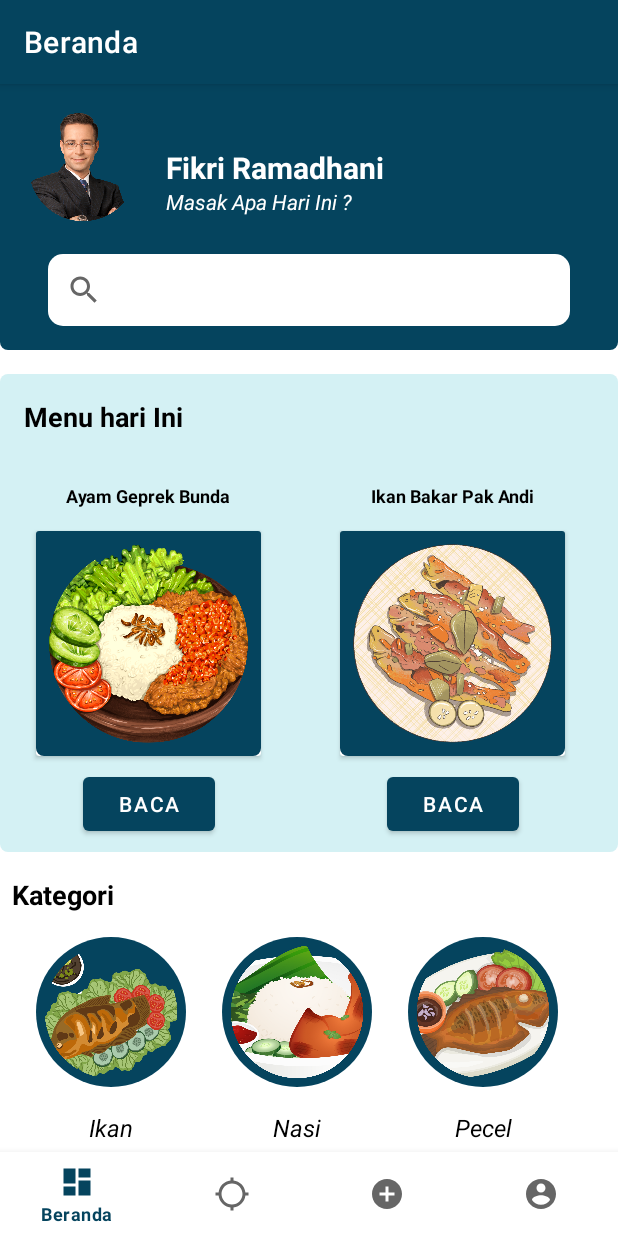
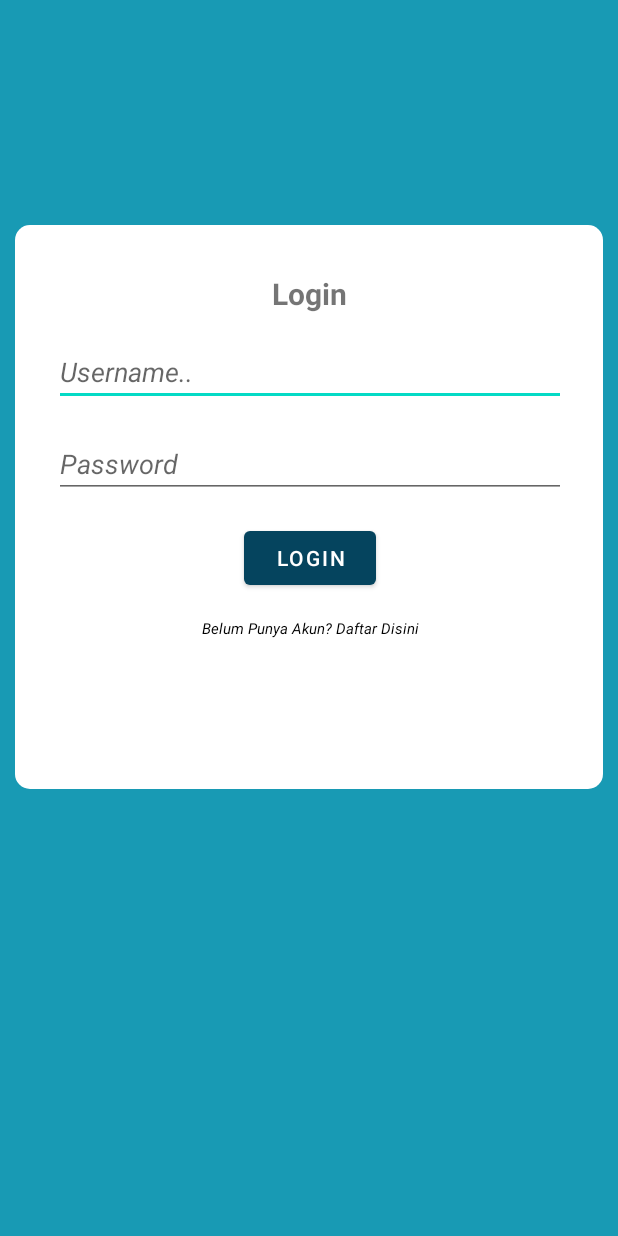
Before and after one commit to HiBwa/app-resep-mobile, an Android app: the screen it shows after launch (MainActivity before the commit, LoginActivity after it), on a phone screen of 412 x 824 dp. Run offline under Robolectric (Android 15) with nearby library versions, the phone set to English and light mode, and no system bars.

Commit message:
login logout

```diff
--- /dev/null
+++ b/app/src/main/java/com/fikri/resepmasakan/LoginActivity.kt
@@ -0,0 +1,36 @@
+package com.fikri.resepmasakan
+
+import android.content.Intent
+import android.os.Bundle
+import android.view.View
+import android.widget.Button
+import android.widget.EditText
+import android.widget.TextView
+import androidx.appcompat.app.AppCompatActivity
+import com.fikri.resepmasakan.ui.home.HomeFragment
+import com.fikri.resepmasakan.ui.profil.ProfilFragment
+
+class LoginActivity :AppCompatActivity() {
+    override fun onCreate(savedInstanceState: Bundle?) {
+        super.onCreate(savedInstanceState)
+        setContentView(R.layout.login)
+
+        val usernameEdit  = findViewById<EditText>(R.id.editTextText2)
+        val passwordEdit  = findViewById<EditText>(R.id.editTextTextPassword2)
+        val loginButton = findViewById<Button>(R.id.button3)
+        val register = findViewById<TextView>(R.id.textView18)
+
+        loginButton.setOnClickListener(View.OnClickListener {
+            val username = usernameEdit.text.toString()
+            val password = passwordEdit.text.toString()
+            val login = Intent(this, MainActivity::class.java)
+            startActivity(login)
+        })
+        register.setOnClickListener(View.OnClickListener {
+            val register = Intent(this, RegisterActivity::class.java)
+            startActivity(register)
+        })
+
+    }
+
+}
--- a/app/src/main/java/com/fikri/resepmasakan/MainActivity.kt
+++ b/app/src/main/java/com/fikri/resepmasakan/MainActivity.kt
@@ -32,7 +32,7 @@ class MainActivity : AppCompatActivity() {
                 R.id.navigation_notifications
             )
         )
-        setupActionBarWithNavController(navController, appBarConfiguration)
+
         navView.setupWithNavController(navController)
     }
 }
--- /dev/null
+++ b/app/src/main/res/drawable/login.xml
@@ -0,0 +1,6 @@
+<?xml version="1.0" encoding="utf-8"?>
+<shape xmlns:android="http://schemas.android.com/apk/res/android">
+    <corners android:radius="10dp"/>
+    <solid android:color="@color/white"/>
+
+</shape>
--- /dev/null
+++ b/app/src/main/res/drawable/logout.xml
@@ -0,0 +1,5 @@
+<vector android:autoMirrored="true" android:height="24dp"
+    android:tint="#FFFFFF" android:viewportHeight="24"
+    android:viewportWidth="24" android:width="24dp" xmlns:android="http://schemas.android.com/apk/res/android">
+    <path android:fillColor="@android:color/white" android:pathData="M17,7l-1.41,1.41L18.17,11H8v2h10.17l-2.58,2.58L17,17l5,-5zM4,5h8V3H4c-1.1,0 -2,0.9 -2,2v14c0,1.1 0.9,2 2,2h8v-2H4V5z"/>
+</vector>
--- /dev/null
+++ b/app/src/main/res/drawable/logout2.xml
@@ -0,0 +1,5 @@
+<vector android:autoMirrored="true" android:height="30dp"
+    android:tint="#FFFFFF" android:viewportHeight="24"
+    android:viewportWidth="24" android:width="30dp" xmlns:android="http://schemas.android.com/apk/res/android">
+    <path android:fillColor="@android:color/white" android:pathData="M10.09,15.59L11.5,17l5,-5 -5,-5 -1.41,1.41L12.67,11H3v2h9.67l-2.58,2.59zM19,3H5c-1.11,0 -2,0.9 -2,2v4h2V5h14v14H5v-4H3v4c0,1.1 0.89,2 2,2h14c1.1,0 2,-0.9 2,-2V5c0,-1.1 -0.9,-2 -2,-2z"/>
+</vector>
--- a/app/src/main/res/layout/fragment_home.xml
+++ b/app/src/main/res/layout/fragment_home.xml
@@ -5,7 +5,6 @@
     android:layout_width="match_parent"
     android:layout_height="match_parent"
     tools:context=".ui.home.HomeFragment">
-
     <ScrollView
         android:layout_width="match_parent"
         android:layout_height="match_parent">
--- /dev/null
+++ b/app/src/main/res/layout/login.xml
@@ -0,0 +1,107 @@
+<?xml version="1.0" encoding="utf-8"?>
+<androidx.constraintlayout.widget.ConstraintLayout xmlns:android="http://schemas.android.com/apk/res/android"
+    xmlns:app="http://schemas.android.com/apk/res-auto"
+    xmlns:tools="http://schemas.android.com/tools"
+    android:layout_width="match_parent"
+    android:background="@color/background1"
+    android:layout_height="match_parent">
+
+    <ScrollView
+        android:layout_width="match_parent"
+        android:layout_height="match_parent" >
+
+        <LinearLayout
+            android:layout_width="match_parent"
+            android:layout_height="wrap_content"
+            android:orientation="vertical">
+
+            <LinearLayout
+                android:layout_width="match_parent"
+                android:layout_height="match_parent"
+                android:orientation="vertical">
+
+                <LinearLayout
+                    android:layout_width="match_parent"
+                    android:layout_height="match_parent"
+                    android:orientation="vertical">
+
+                    <androidx.constraintlayout.widget.ConstraintLayout
+                        android:layout_width="match_parent"
+                        android:layout_height="match_parent"
+                        android:layout_marginStart="10dp"
+                        android:layout_marginEnd="10dp"
+                        android:background="@drawable/login"
+                        android:layout_marginTop="150dp">
+
+                        <Button
+                            android:id="@+id/button3"
+                            android:layout_width="wrap_content"
+                            android:layout_height="wrap_content"
+                            android:layout_marginTop="16dp"
+                            android:text="login"
+                            app:layout_constraintEnd_toEndOf="@+id/editTextTextPassword2"
+                            app:layout_constraintStart_toStartOf="@+id/editTextTextPassword2"
+                            app:layout_constraintTop_toBottomOf="@+id/editTextTextPassword2" />
+
+                        <EditText
+                            android:id="@+id/editTextTextPassword2"
+                            android:layout_width="wrap_content"
+                            android:layout_height="wrap_content"
+                            android:layout_marginTop="16dp"
+                            android:ems="16"
+                            android:inputType="textPassword"
+                            android:hint="Password"
+                            android:textStyle="italic"
+                            app:layout_constraintEnd_toEndOf="@+id/editTextText2"
+                            app:layout_constraintStart_toStartOf="@+id/editTextText2"
+                            app:layout_constraintTop_toBottomOf="@+id/editTextText2" />
+
+                        <TextView
+                            android:id="@+id/textView12"
+                            android:layout_width="wrap_content"
+                            android:layout_height="wrap_content"
+                            android:layout_marginStart="32dp"
+                            android:layout_marginTop="32dp"
+                            android:layout_marginEnd="32dp"
+                            android:text="Login"
+                            android:textStyle="bold"
+                            android:textSize="20dp"
+                            app:layout_constraintEnd_toEndOf="parent"
+                            app:layout_constraintStart_toStartOf="parent"
+                            app:layout_constraintTop_toTopOf="parent" />
+
+                        <EditText
+                            android:id="@+id/editTextText2"
+                            android:layout_width="wrap_content"
+                            android:layout_height="wrap_content"
+                            android:layout_marginTop="16dp"
+                            android:ems="16"
+                            android:textStyle="italic"
+                            android:inputType="text"
+                            android:hint="Username.."
+                            app:layout_constraintEnd_toEndOf="@+id/textView12"
+                            app:layout_constraintStart_toStartOf="@+id/textView12"
+                            app:layout_constraintTop_toBottomOf="@+id/textView12" />
+
+                        <TextView
+                            android:id="@+id/textView18"
+                            android:layout_width="wrap_content"
+                            android:layout_height="wrap_content"
+                            android:layout_marginTop="16dp"
+                            android:layout_marginBottom="100dp"
+                            android:text="Belum Punya Akun? Daftar Disini"
+                            android:textColor="@color/black"
+                            android:textSize="10dp"
+                            android:textStyle="italic"
+                            app:layout_constraintBottom_toBottomOf="parent"
+                            app:layout_constraintEnd_toEndOf="@+id/button3"
+                            app:layout_constraintStart_toStartOf="@+id/button3"
+                            app:layout_constraintTop_toBottomOf="@+id/button3" />
+
+                    </androidx.constraintlayout.widget.ConstraintLayout>
+                </LinearLayout>
+            </LinearLayout>
+        </LinearLayout>
+    </ScrollView>
+
+</androidx.constraintlayout.widget.ConstraintLayout>
--- a/app/src/main/res/values-night/themes.xml
+++ b/app/src/main/res/values-night/themes.xml
@@ -1,13 +1,13 @@
 <resources xmlns:tools="http://schemas.android.com/tools">
     <!-- Base application theme. -->
-    <style name="Theme.ResepMasakan" parent="Theme.MaterialComponents.DayNight.DarkActionBar">
+    <style name="Theme.ResepMasakan" parent="Theme.MaterialComponents.DayNight.NoActionBar">
         <!-- Primary brand color. -->
-        <item name="colorPrimary">@color/purple_200</item>
-        <item name="colorPrimaryVariant">@color/purple_700</item>
-        <item name="colorOnPrimary">@color/black</item>
+        <item name="colorPrimary">@color/header</item>
+        <item name="colorPrimaryVariant">@color/header</item>
+        <item name="colorOnPrimary">@color/white</item>
         <!-- Secondary brand color. -->
         <item name="colorSecondary">@color/teal_200</item>
-        <item name="colorSecondaryVariant">@color/teal_200</item>
+        <item name="colorSecondaryVariant">@color/teal_700</item>
         <item name="colorOnSecondary">@color/black</item>
         <!-- Status bar color. -->
         <item name="android:statusBarColor">?attr/colorPrimaryVariant</item>
--- a/app/src/main/res/values/themes.xml
+++ b/app/src/main/res/values/themes.xml
@@ -1,6 +1,6 @@
 <resources xmlns:tools="http://schemas.android.com/tools">
     <!-- Base application theme. -->
-    <style name="Theme.ResepMasakan" parent="Theme.MaterialComponents.DayNight.DarkActionBar">
+    <style name="Theme.ResepMasakan" parent="Theme.MaterialComponents.DayNight.NoActionBar">
         <!-- Primary brand color. -->
         <item name="colorPrimary">@color/header</item>
         <item name="colorPrimaryVariant">@color/header</item>
```
Also changed, not shown: app/src/main/AndroidManifest.xml (+7 -1 lines), app/src/main/java/com/fikri/resepmasakan/RegisterActivity.kt (added, +42 -0 lines), app/src/main/res/layout/fragment_profil.xml (+10 -2 lines), app/src/main/res/layout/register.xml (added, +146 -0 lines).
